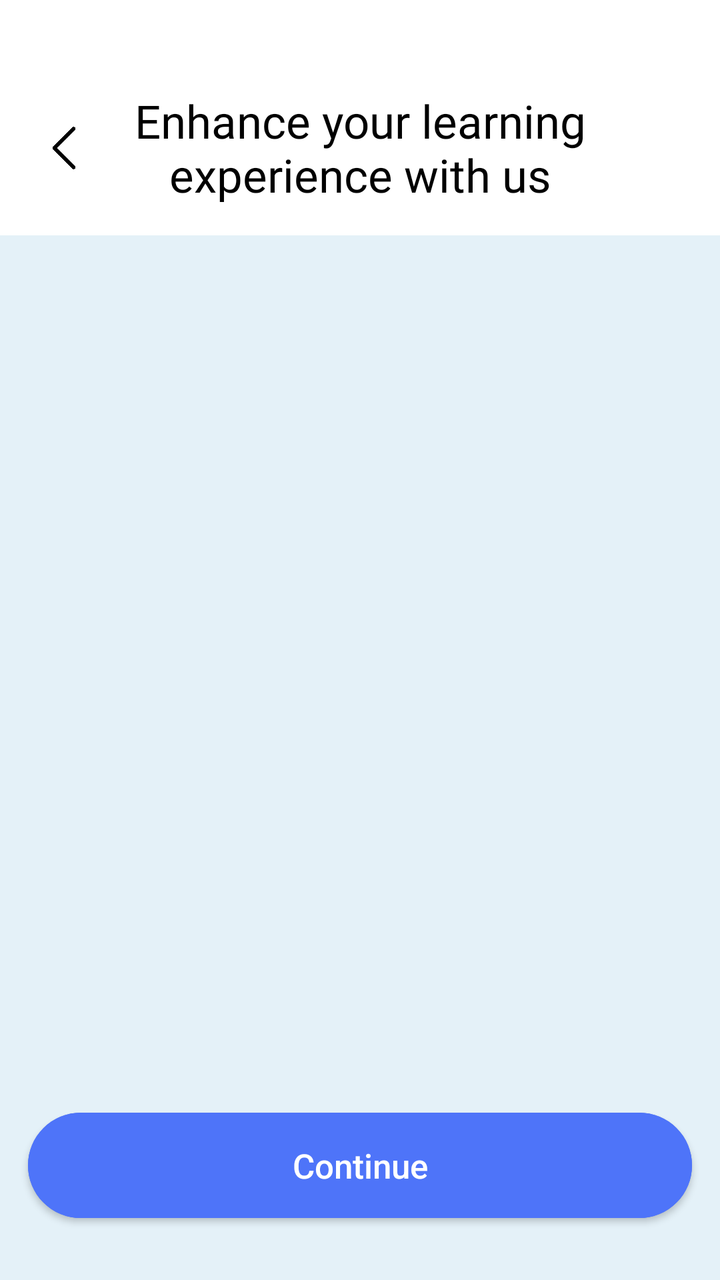
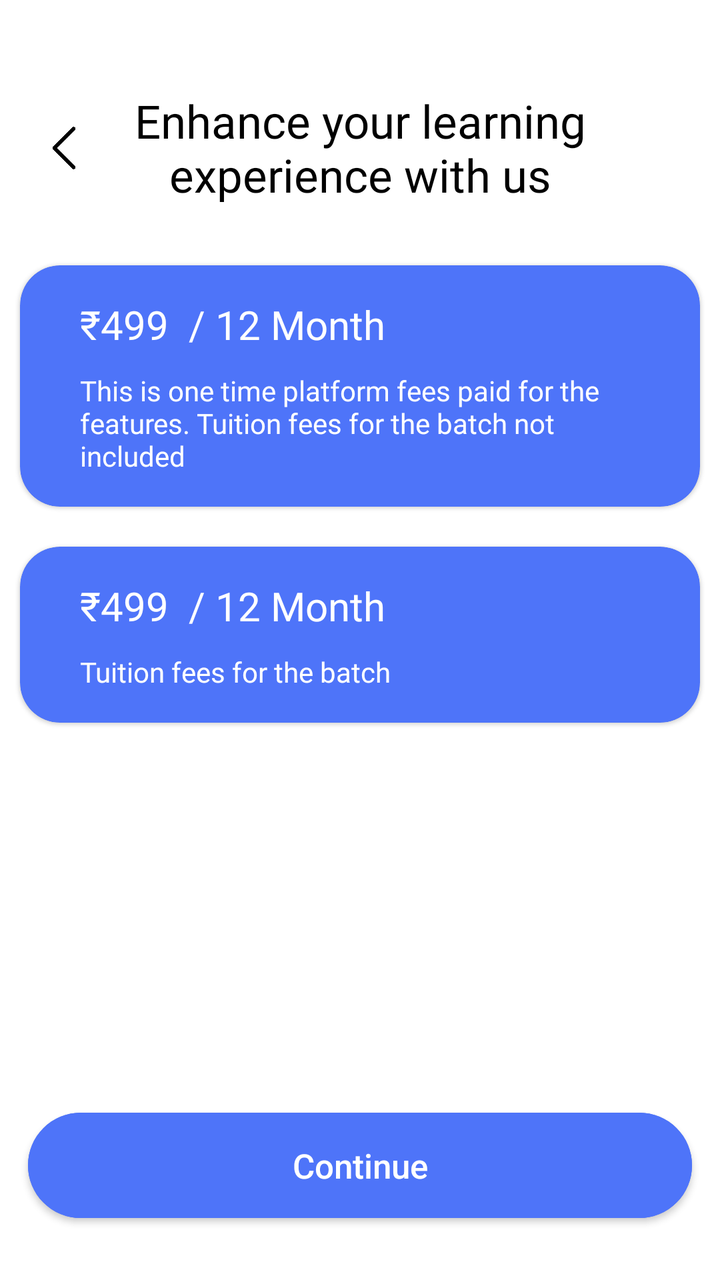

Compare the two renders of this Android layout. The source of the first and the diff that turns it into the second are given below.
<!-- AndroidManifest.xml: application theme Theme.EdTech -->
<!-- res/layout/fragment_select_plan.xml -->
<?xml version="1.0" encoding="utf-8"?>
<layout xmlns:android="http://schemas.android.com/apk/res/android"
    xmlns:app="http://schemas.android.com/apk/res-auto"
    xmlns:tools="http://schemas.android.com/tools">

    <data>

    </data>

    <androidx.constraintlayout.widget.ConstraintLayout
        android:background="@color/light_blue_bg"
        android:layout_width="match_parent"
        android:layout_height="match_parent">

        <androidx.constraintlayout.widget.ConstraintLayout
            android:id="@+id/headerLayout"
            android:background="@color/white"
            android:layout_width="match_parent"
            android:layout_height="wrap_content"
            android:paddingTop="45dp"
            android:paddingBottom="15dp"
            app:layout_constraintTop_toTopOf="parent">

            <ImageView
                android:id="@+id/backButton"
                android:layout_marginStart="20dp"
                android:layout_width="24dp"
                android:layout_height="24dp"
                android:src="@drawable/back_button"
                app:layout_constraintBottom_toBottomOf="parent"
                app:layout_constraintStart_toStartOf="parent"
                app:layout_constraintTop_toTopOf="parent" />

            <TextView
                android:id="@+id/title"
                android:layout_width="0dp"
                android:layout_height="wrap_content"
                android:gravity="center_horizontal"
                android:layout_marginHorizontal="50dp"
                android:fontFamily="@font/manrope_medium"
                android:text="@string/enhance_your_learning_experience_with_us"
                android:textColor="@color/black"
                android:textSize="23sp"
                app:layout_constraintBottom_toBottomOf="parent"
                app:layout_constraintEnd_toEndOf="parent"
                app:layout_constraintStart_toStartOf="parent"
                app:layout_constraintTop_toTopOf="parent"/>

        </androidx.constraintlayout.widget.ConstraintLayout>

        <com.google.android.material.button.MaterialButton
            android:id="@+id/continueButton"
            style="@style/CommonButton2"
            android:layout_width="0dp"
            android:layout_height="wrap_content"
            android:layout_marginTop="30dp"
            android:layout_marginStart="14dp"
            android:layout_marginEnd="14dp"
            android:layout_marginBottom="25dp"
            android:text="Continue"
            app:layout_constraintBottom_toBottomOf="parent"
            app:layout_constraintStart_toStartOf="parent"
            app:layout_constraintEnd_toEndOf="parent" />


    </androidx.constraintlayout.widget.ConstraintLayout>
</layout>
<!-- resources referenced by this layout -->
<resources>
  <color name="black">#FF000000</color>
  <color name="light_blue_bg">#E4F1F8</color>
  <color name="white">#FFFFFFFF</color>
  <!-- drawable back_button: jpeg bitmap (drawable, 31400 bytes) -->
  <string name="enhance_your_learning_experience_with_us">Enhance your learning experience with us</string>
  <style name="CommonButton2">
          <item name="cornerRadius">30dp</item>
          <item name="android:letterSpacing">0</item>
          <item name="android:textAllCaps">false</item>
          <item name="android:textSize">17sp</item>
          <item name="android:backgroundTint">@color/theme_blue</item>
          <item name="android:paddingVertical">15dp</item>
          <item name="android:layout_marginHorizontal">20dp</item>
      </style>
  <style name="Theme.EdTech" parent="Base.Theme.EdTech" />
  <color name="theme_blue">#4E74F9</color>
  <style name="Base.Theme.EdTech" parent="Theme.MaterialComponents.Light.NoActionBar">
          
          
      </style>
</resources>

<!-- the commit's change to res/layout/fragment_select_plan.xml (unified diff, before → after) -->
@@ -8,7 +8,6 @@
     </data>
 
     <androidx.constraintlayout.widget.ConstraintLayout
-        android:background="@color/light_blue_bg"
         android:layout_width="match_parent"
         android:layout_height="match_parent">
 
@@ -47,6 +46,73 @@
                 app:layout_constraintTop_toTopOf="parent"/>
 
         </androidx.constraintlayout.widget.ConstraintLayout>
+        <com.google.android.material.card.MaterialCardView
+            android:layout_marginTop="15dp"
+
+            android:id="@+id/yearlyLayout"
+            android:layout_marginHorizontal="10dp"
+            app:cardCornerRadius="20dp"
+            app:cardBackgroundColor="@color/theme_blue"
+            app:layout_constraintTop_toBottomOf="@+id/headerLayout"
+            android:layout_width="match_parent"
+            android:layout_height="wrap_content">
+            <LinearLayout
+                android:paddingVertical="16dp"
+                android:paddingHorizontal="30dp"
+                android:orientation="vertical"
+                android:layout_width="match_parent"
+                android:layout_height="wrap_content">
+                <TextView
+                    android:id="@+id/yearlyAmount"
+                    android:layout_width="wrap_content"
+                    android:layout_height="wrap_content"
+                    android:fontFamily="@font/manrope_semibold"
+                    android:text="₹499  / 12 Month"
+                    android:textColor="@color/white"
+                    android:textSize="20sp"/>
+                <TextView
+                    android:layout_marginTop="10dp"
+                    android:layout_width="wrap_content"
+                    android:layout_height="wrap_content"
+                    android:fontFamily="@font/manrope_regular"
+                    android:text="This is one time platform fees paid for the features. Tuition fees for the batch not included"
+                    android:textColor="@color/white"
+                    android:textSize="14sp"/>
+            </LinearLayout>
+        </com.google.android.material.card.MaterialCardView>
+        <com.google.android.material.card.MaterialCardView
+            android:id="@+id/batchLayout"
+            android:layout_marginTop="20dp"
+            android:layout_marginHorizontal="10dp"
+            app:cardCornerRadius="20dp"
+            app:cardBackgroundColor="@color/theme_blue"
+            app:layout_constraintTop_toBottomOf="@+id/yearlyLayout"
+            android:layout_width="match_parent"
+            android:layout_height="wrap_content">
+            <LinearLayout
+                android:paddingVertical="16dp"
+                android:paddingHorizontal="30dp"
+                android:orientation="vertical"
+                android:layout_width="match_parent"
+                android:layout_height="wrap_content">
+                <TextView
+                    android:id="@+id/batchAmount"
+                    android:layout_width="wrap_content"
+                    android:layout_height="wrap_content"
+                    android:fontFamily="@font/manrope_semibold"
+                    android:text="₹499  / 12 Month"
+                    android:textColor="@color/white"
+                    android:textSize="20sp"/>
+                <TextView
+                    android:layout_marginTop="10dp"
+                    android:layout_width="wrap_content"
+                    android:layout_height="wrap_content"
+                    android:fontFamily="@font/manrope_regular"
+                    android:text="Tuition fees for the batch"
+                    android:textColor="@color/white"
+                    android:textSize="14sp"/>
+            </LinearLayout>
+        </com.google.android.material.card.MaterialCardView>
 
         <com.google.android.material.button.MaterialButton
             android:id="@+id/continueButton"
<!-- resource entries referenced after the edit -->
@@ -1,7 +1,6 @@
 <!-- resources referenced by this layout -->
 <resources>
   <color name="black">#FF000000</color>
-  <color name="light_blue_bg">#E4F1F8</color>
   <color name="white">#FFFFFFFF</color>
   <!-- drawable back_button: jpeg bitmap (drawable, 31400 bytes) -->
   <string name="enhance_your_learning_experience_with_us">Enhance your learning experience with us</string>
